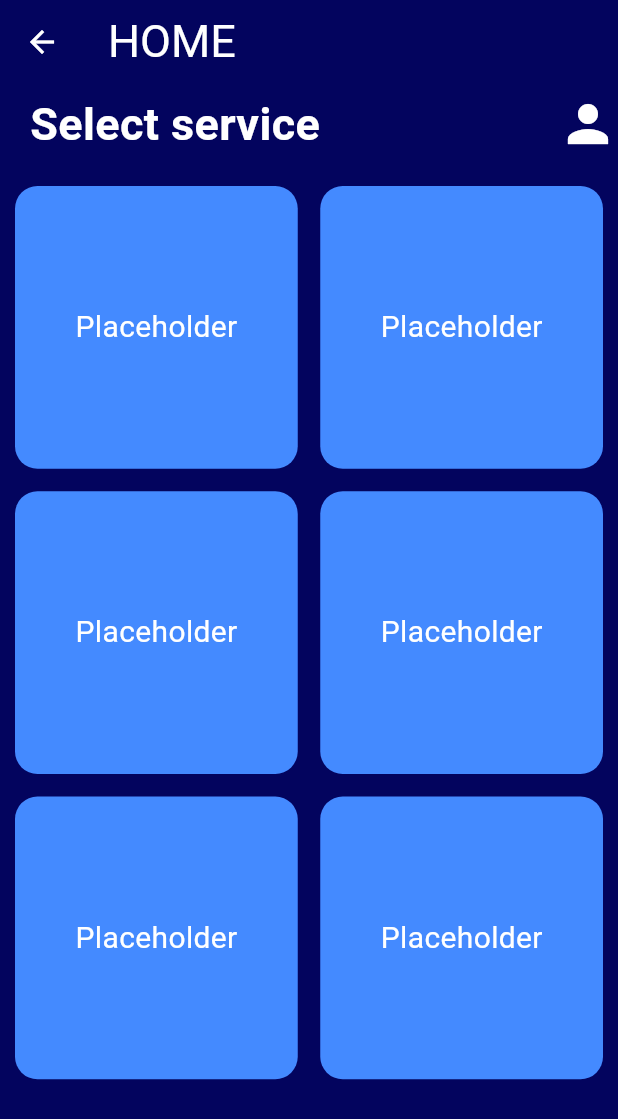
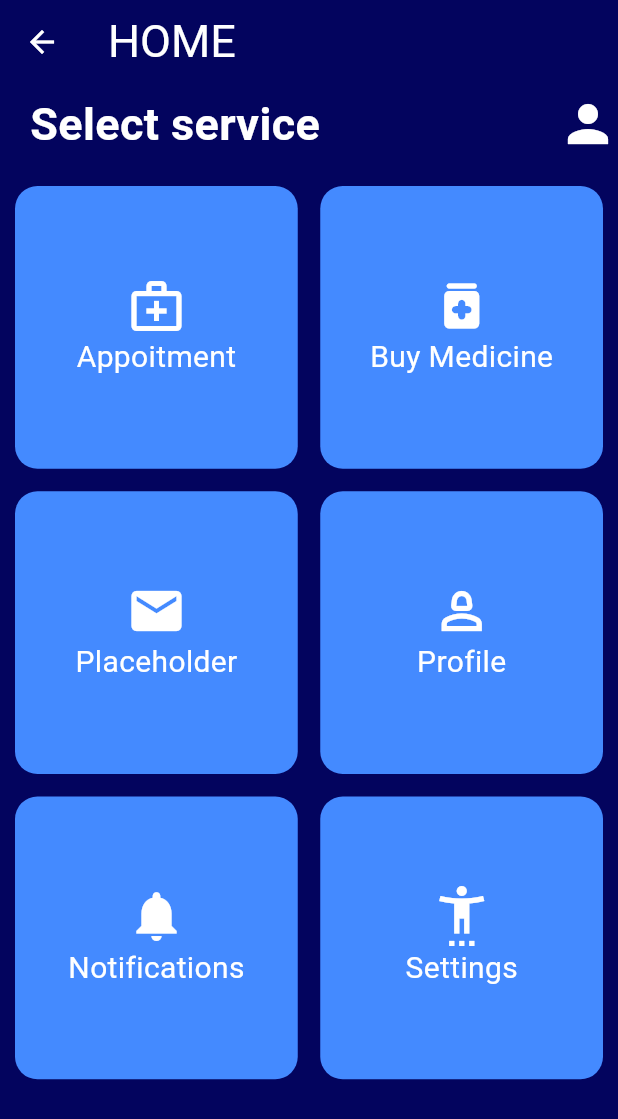
Before and after one commit to Google-Solutions-Challenge/PharmaQuill-App, a Flutter app: the Home screen opened by its route, on a phone screen of 412 x 824 dp. Shown: the top 1119 px of the screen. Run offline on Flutter 3.47's test engine with Material 3 defaults, Android fonts, the phone set to English and light mode, and no system bars; our stand-ins replace gradient_borders; missing offline and left inert: fancy_password_field.

Commit message:
Added icons

```diff
--- a/pharmaquill/lib/components/home.dart
+++ b/pharmaquill/lib/components/home.dart
@@ -1,6 +1,20 @@
-import 'dart:ui';
+import 'package:flutter/material.dart';
 
-import 'package:flutter/material.dart';
+class Item {
+  final IconData icon;
+  final String text;
+
+  Item(this.icon, this.text);
+}
+
+final List<Item> items = [
+  Item(Icons.medical_services_outlined, "Appoitment"),
+  Item(Icons.medication_rounded, "Buy Medicine"),
+  Item(Icons.mail, "Placeholder"),
+  Item(Icons.person_2_outlined, "Profile"),
+  Item(Icons.notifications, "Notifications"),
+  Item(Icons.settings_accessibility_outlined, "Settings"),
+];
 
 class Home extends StatefulWidget {
   const Home({super.key});
@@ -10,9 +24,6 @@ class Home extends StatefulWidget {
 }
 
 class _HomeState extends State<Home> {
-  // final List<Map> myProducts =
-  //     List.generate(6, (index) => {"id": index, "name": "Product $index"})
-  //         .toList();
   @override
   Widget build(BuildContext context) {
     return Scaffold(
@@ -59,14 +70,26 @@ class _HomeState extends State<Home> {
                       mainAxisSpacing: 15),
                   itemCount: 6,
                   itemBuilder: (BuildContext ctx, index) {
+                    Item item = items[index];
                     return Container(
                       alignment: Alignment.center,
                       decoration: BoxDecoration(
                           color: Colors.blueAccent,
                           borderRadius: BorderRadius.circular(15)),
-                      child: const Text(
-                        "Placeholder",
-                        style: TextStyle(color: Colors.white, fontSize: 20),
+                      child: Column(
+                        mainAxisAlignment: MainAxisAlignment.center,
+                        children: [
+                          Icon(
+                            item.icon,
+                            size: 40,
+                            color: Colors.white,
+                          ),
+                          Text(
+                            item.text,
+                            style: const TextStyle(
+                                color: Colors.white, fontSize: 20),
+                          ),
+                        ],
                       ),
                     );
                   }),
```
